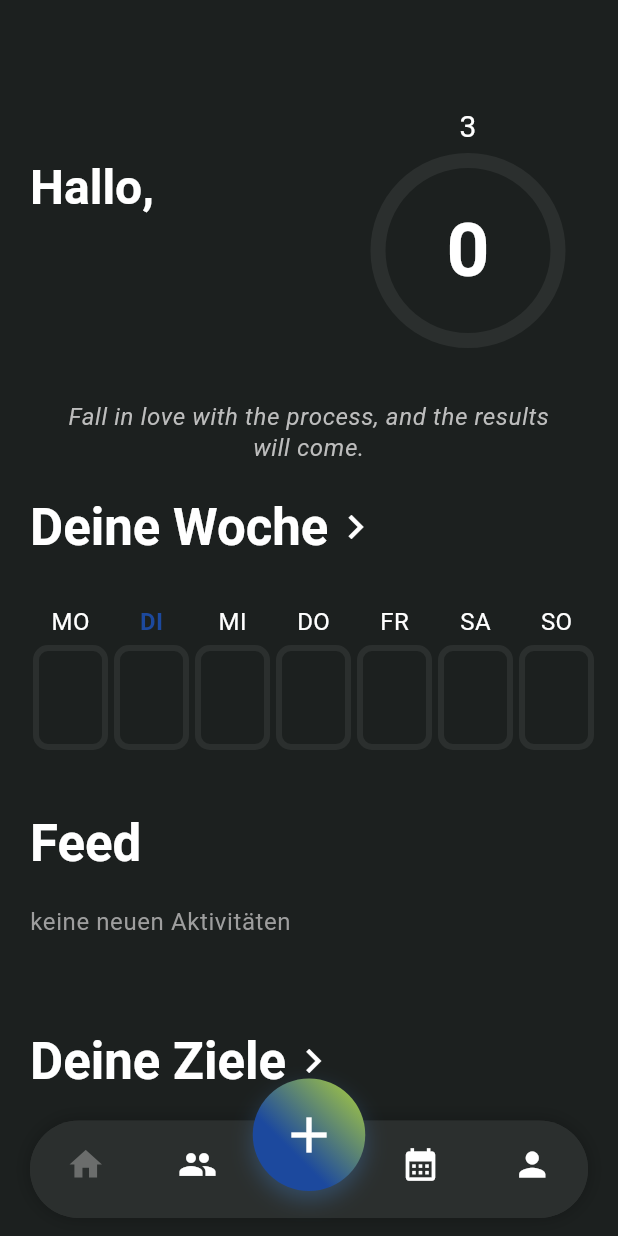
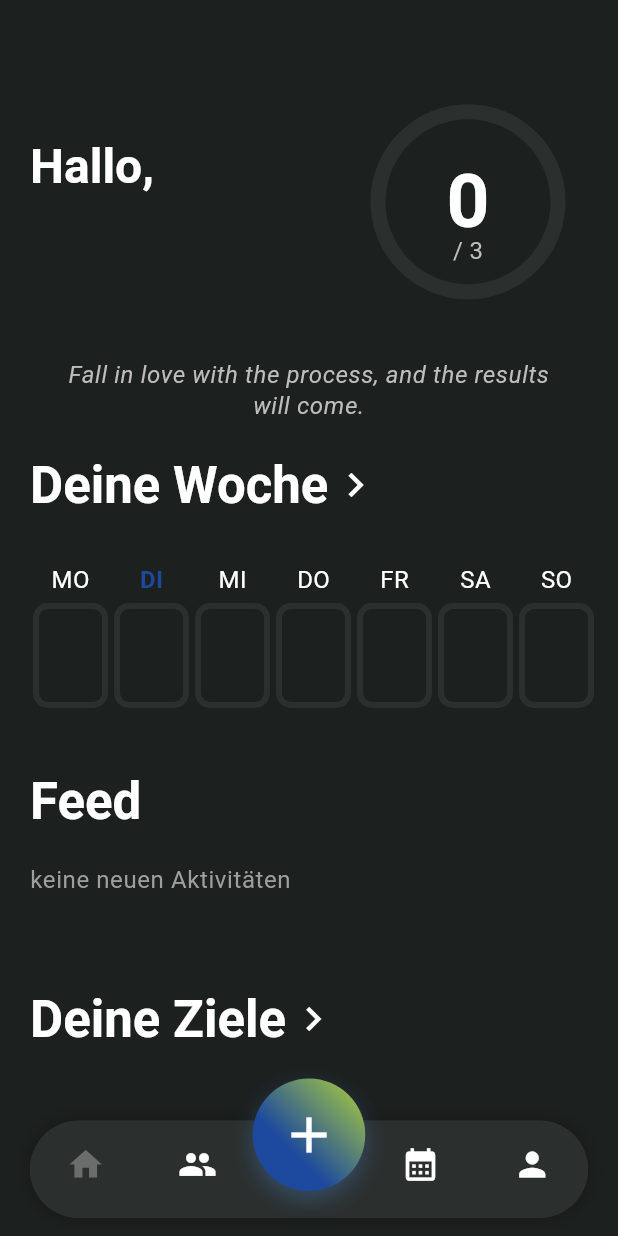
Before and after one commit to kenankusu/streax, a Flutter app: the screen it shows once a user with an empty profile is signed in, on a phone screen of 412 x 824 dp. Run offline on Flutter 3.47's test engine with Material 3 defaults, Android fonts, the phone set to English and light mode, and no system bars; our stand-ins replace cloud_firestore, firebase_auth, firebase_core, firebase_storage, image_picker, smooth_page_indicator and 1 more; accounts and stored records are empty.

Commit message:
Header überarbeitet - Neue Zielanzeige

```diff
--- a/lib/main.dart
+++ b/lib/main.dart
@@ -31,7 +31,6 @@ class streax extends StatelessWidget {
 
   @override
   Widget build(BuildContext context) {
-    // Wrapper übernimmt komplette App-Logik inkl. StreamProvider und MaterialApp
     return Wrapper();
   }
 }
--- a/lib/screens/Home/head.dart
+++ b/lib/screens/Home/head.dart
@@ -201,7 +201,7 @@ class _KopfzeileState extends State<Kopfzeile> with SingleTickerProviderStateMix
   }
 
   Widget streakAnzeige(int streak) {
-    final List<int> ziele = [3, 7, 14, 30, 60, 100, 365, 500, 1000]; // zunächst werden nur Streax bis 1000 behandelt (Was danach passiert schauen wir wenn es einer erreicht)
+    final List<int> ziele = [3, 7, 14, 30, 60, 100, 365, 500, 1000];
     int naechstesZiel;
     double rawProgress;
 
@@ -209,25 +209,17 @@ class _KopfzeileState extends State<Kopfzeile> with SingleTickerProviderStateMix
       naechstesZiel = 1000;
       rawProgress = (streak % 1000) / 1000.0;
     } else {
-      // Normaler Fall: nächstes Ziel finden
       naechstesZiel = ziele.firstWhere((ziel) => streak < ziel, orElse: () => 1000);
       rawProgress = streak / naechstesZiel;
     }
 
     if (rawProgress > 1.0) rawProgress = 1.0;
 
-    // NUR bei Änderung aktualisieren
     if (rawProgress != _lastKnownProgress) {
       WidgetsBinding.instance.addPostFrameCallback((_) {
         _updateProgress(rawProgress, streak);
       });
     }
-
-    final zielText = Text(
-      '$naechstesZiel',
-      style: TextStyle(fontSize: 20, color: Colors.white),
-      textAlign: TextAlign.center,
-    );
 
     double getFontSize(int value) {
       int digits = value.toString().length;
@@ -251,8 +243,6 @@ class _KopfzeileState extends State<Kopfzeile> with SingleTickerProviderStateMix
         return Column(
           mainAxisSize: MainAxisSize.min,
           children: [
-            zielText,
-            const SizedBox(height: 8),
             Stack(
               alignment: Alignment.center,
               children: [
@@ -260,12 +250,31 @@ class _KopfzeileState extends State<Kopfzeile> with SingleTickerProviderStateMix
                   progress: displayValue,
                   size: 120,
                 ),
+                // Streak-Zahl und Ziel zusammen zentriert
+                Positioned(
+                  top: 35,
+                  child: Column(
+                    mainAxisSize: MainAxisSize.min,
+                    children: [
                       Text(
                         '$streak',
                         style: TextStyle(
                           color: Colors.white,
                           fontWeight: FontWeight.bold,
                           fontSize: getFontSize(streak),
+                          height: 1.0,
+                        ),
+                      ),
+                      Text(
+                        '/ $naechstesZiel',
+                        style: TextStyle(
+                          color: Colors.grey[400],
+                          fontSize: 16,
+                          fontWeight: FontWeight.normal,
+                          height: 1.0,
+                        ),
+                      ),
+                    ],
                   ),
                 ),
               ],
```
Lines whose indentation alone changed are shown as unchanged.
